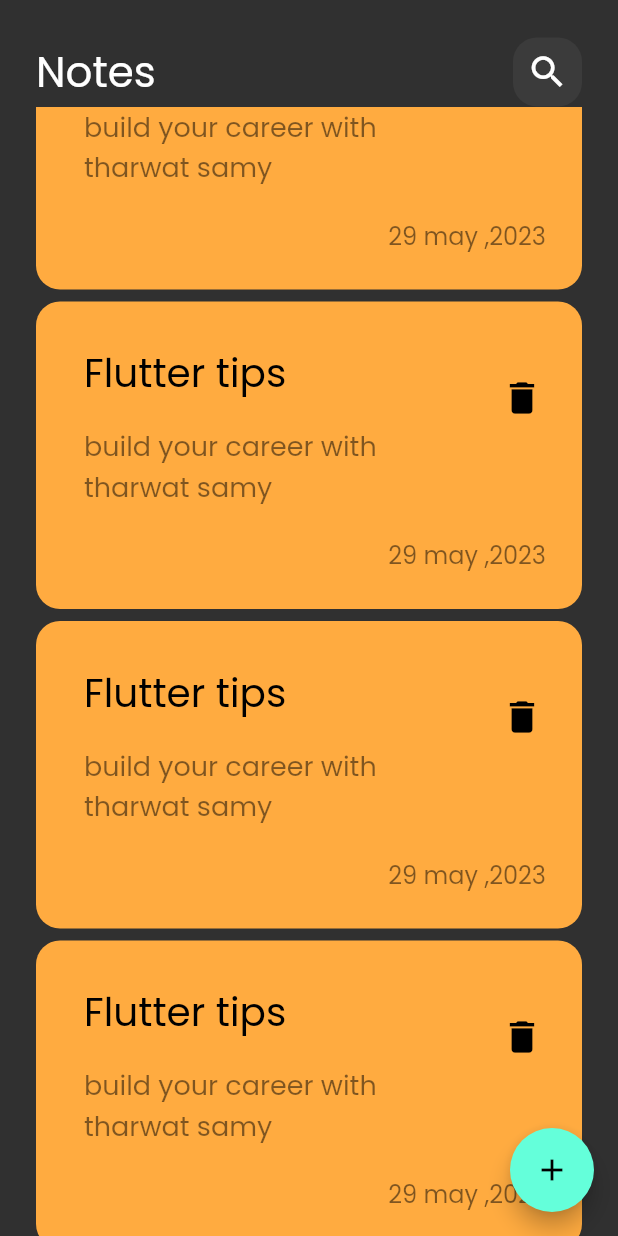
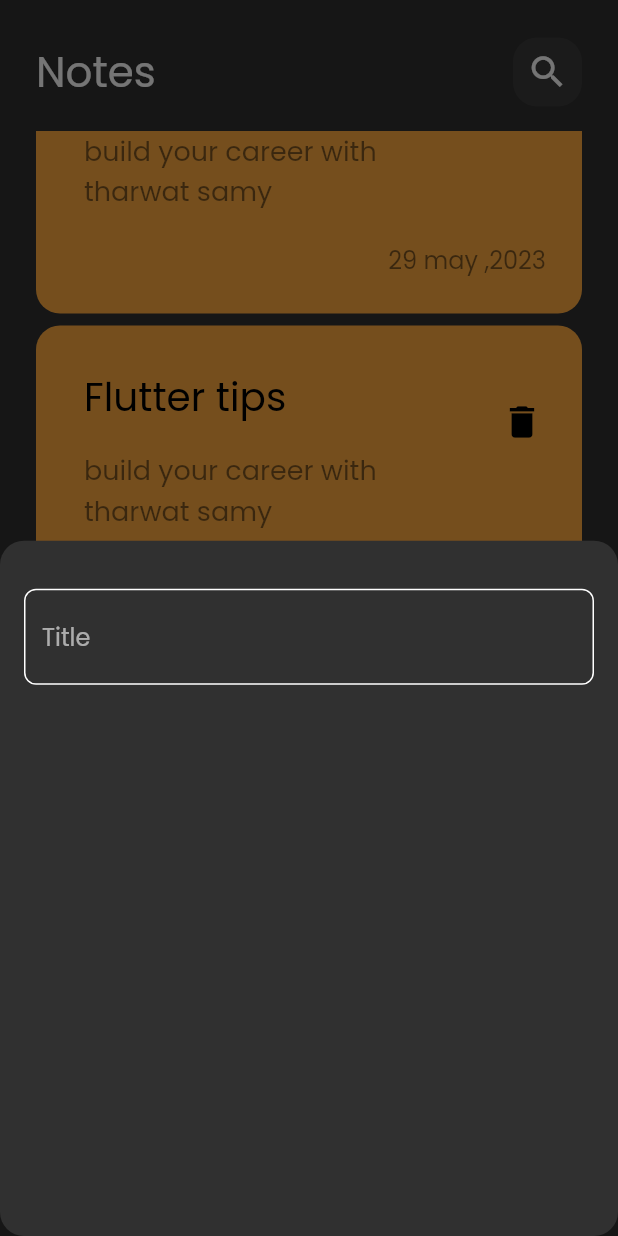
Before and after one commit to mahdymohamed6/note_app, a Flutter app: the screen it shows after launch, scrolled down 1152 dp, after a tap on the "add" icon, on a phone screen of 412 x 824 dp. Run offline on Flutter 3.47's test engine with Material 2 defaults, Android fonts, the phone set to English and light mode, and no system bars.

Commit message:
text field 1

```diff
--- a/lib/views/notes_view.dart
+++ b/lib/views/notes_view.dart
@@ -1,7 +1,7 @@
-
 import 'package:flutter/cupertino.dart';
 import 'package:flutter/material.dart';
 
+import '../widgets/add_note_bubble_sheet.dart';
 import '../widgets/notes_view_body.dart';
 
 class NotesView extends StatelessWidget {
@@ -9,9 +9,20 @@ class NotesView extends StatelessWidget {
 
   @override
   Widget build(BuildContext context) {
-   return  Scaffold(
-     floatingActionButton:FloatingActionButton(onPressed: (){},child:const Icon(Icons.add),) ,
-     body:const NotesViewBody() ,
-   );
+    return Scaffold(
+      floatingActionButton: FloatingActionButton(
+        onPressed: () {
+          showModalBottomSheet(
+              shape: RoundedRectangleBorder(
+                  borderRadius: BorderRadius.circular(16)),
+              context: context,
+              builder: (context) {
+                return const AddNoteModelSheet();
+              });
+        },
+        child: const Icon(Icons.add),
+      ),
+      body: const NotesViewBody(),
+    );
   }
 }
--- /dev/null
+++ b/lib/widgets/add_note_bubble_sheet.dart
@@ -0,0 +1,23 @@
+import 'package:flutter/material.dart';
+import 'package:note_app/widgets/custom_text_field.dart';
+class AddNoteModelSheet extends StatelessWidget {
+  const AddNoteModelSheet({Key? key}) : super(key: key);
+
+  @override
+  Widget build(BuildContext context) {
+    return const Padding(
+      padding:  EdgeInsets.symmetric(horizontal: 16),
+      child:  Column(
+
+        children: [
+          SizedBox(
+            height: 32,
+          ),
+          CustomTextField(),
+
+        ],
+
+      ),
+    );
+  }
+}
--- /dev/null
+++ b/lib/widgets/custom_text_field.dart
@@ -0,0 +1,27 @@
+
+import 'package:flutter/material.dart';
+class CustomTextField extends StatelessWidget {
+  const CustomTextField({Key? key}) : super(key: key);
+
+  @override
+  Widget build(BuildContext context) {
+    return  TextField(
+      cursorColor: Colors.lightBlueAccent,
+      decoration: InputDecoration(
+        hintText: 'Title',
+
+        border: buildBorder(),
+      enabledBorder: buildBorder(),
+        focusedBorder:buildBorder(color: Colors.lightBlueAccent),
+      ),
+
+    );
+  }
+
+  OutlineInputBorder buildBorder({color}) {
+    return OutlineInputBorder(
+        borderRadius: BorderRadius.circular(8),
+        borderSide: BorderSide(color:color ?? Colors.white),
+      );
+  }
+}
--- a/lib/widgets/notes_list_view.dart
+++ b/lib/widgets/notes_list_view.dart
@@ -7,12 +7,18 @@ class NotesListView extends StatelessWidget {
 
   @override
   Widget build(BuildContext context) {
-    return ListView.builder(itemBuilder: (context,index){
+    return Padding(
+      padding: const EdgeInsets.symmetric(vertical: 16.0),
+      child: ListView.builder(
 
-      return const Padding(
-        padding:  EdgeInsets.symmetric(vertical: 4.0),
-        child:  NoteItem(),
-      );
-    });
+          padding: EdgeInsets.zero,
+          itemBuilder: (context,index){
+
+        return const Padding(
+          padding:  EdgeInsets.symmetric(vertical: 4.0),
+          child:  NoteItem(),
+        );
+      }),
+    );
   }
 }
```
